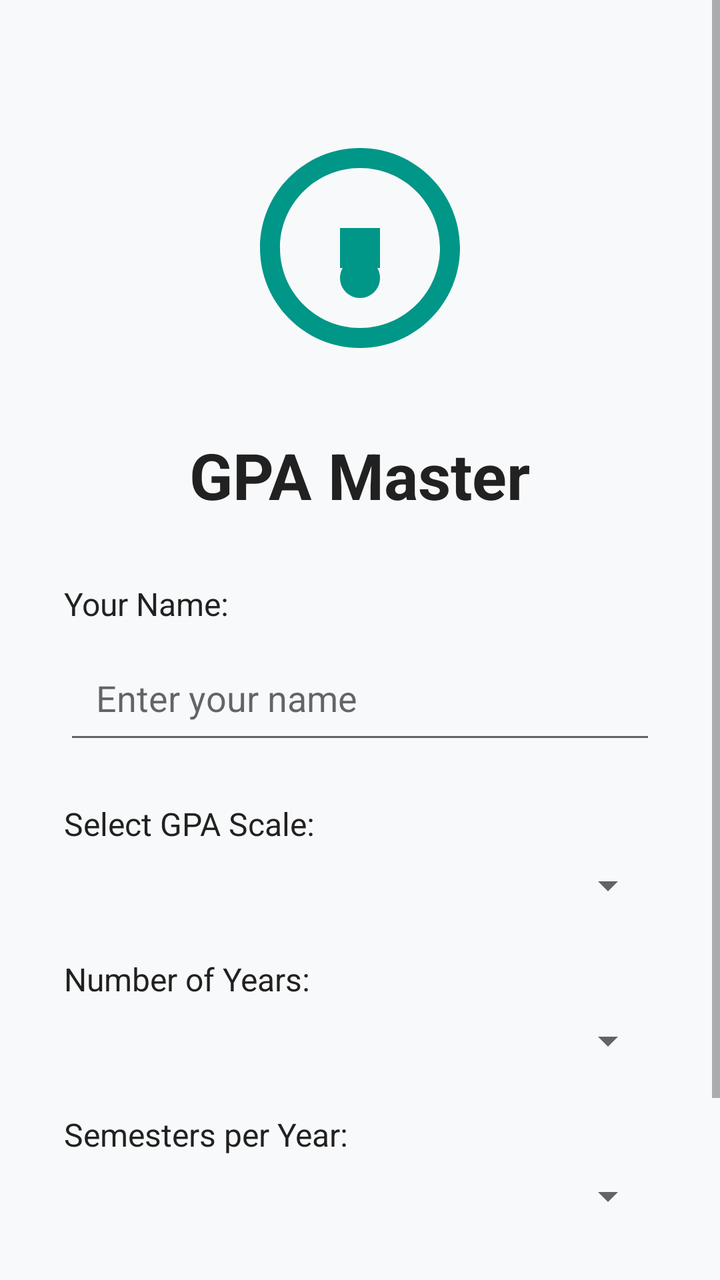
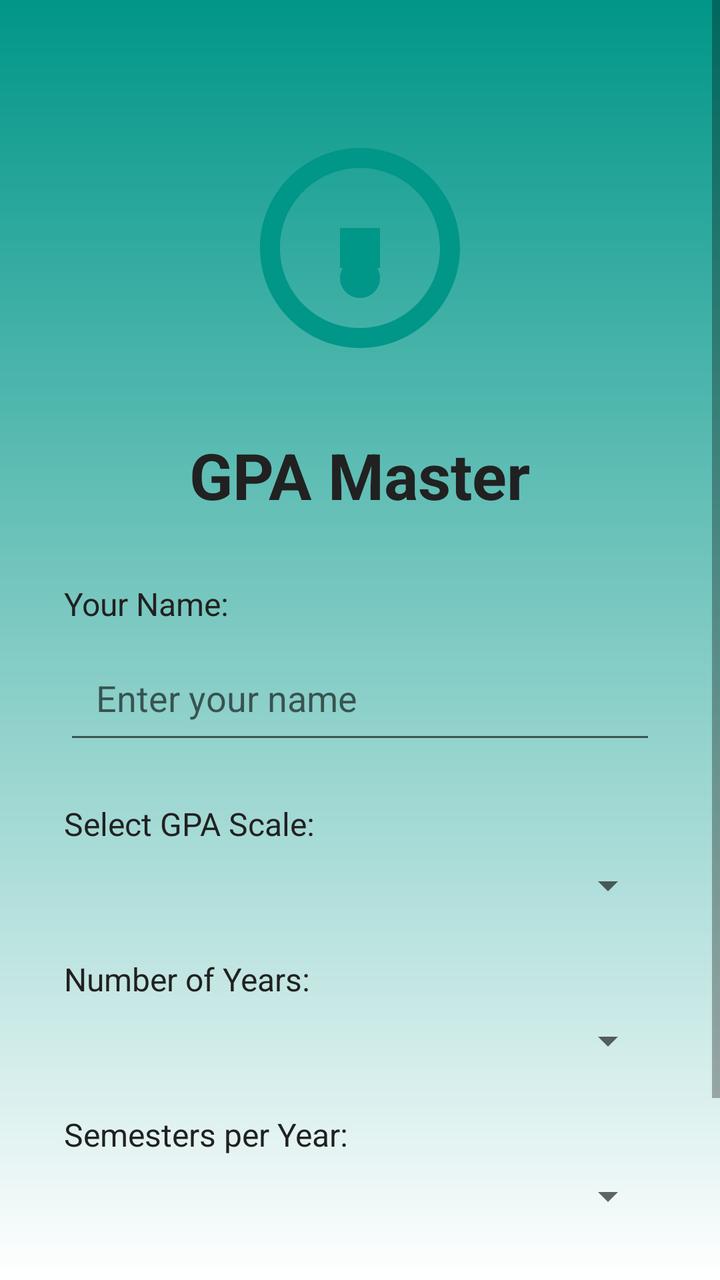

Screens rendered from an Android XML layout before and after an edit, with the pre-edit source and the edit as a unified diff.
<!-- AndroidManifest.xml: application theme Theme.AppCompat.Light.NoActionBar -->
<!-- res/layout/activity_login.xml -->
<?xml version="1.0" encoding="utf-8"?>
<ScrollView xmlns:android="http://schemas.android.com/apk/res/android"
    xmlns:app="http://schemas.android.com/apk/res-auto"
    android:layout_width="match_parent"
    android:layout_height="match_parent"
    android:background="@color/background">

    <LinearLayout
        android:layout_width="match_parent"
        android:layout_height="wrap_content"
        android:orientation="vertical"
        android:padding="32dp">

        <ImageView
            android:id="@+id/imageView"
            android:layout_width="120dp"
            android:layout_height="120dp"
            android:layout_gravity="center"
            android:layout_marginTop="32dp"
            android:layout_marginBottom="32dp"
            android:src="@drawable/ic_gpa"
            app:tint="@color/primary" />

        <TextView
            android:id="@+id/textView"
            android:layout_width="wrap_content"
            android:layout_height="wrap_content"
            android:layout_gravity="center"
            android:layout_marginBottom="32dp"
            android:text="GPA Master"
            android:textColor="@color/text_primary"
            android:textSize="32sp"
            android:textStyle="bold" />

        <TextView
            android:id="@+id/textView2"
            android:layout_width="wrap_content"
            android:layout_height="wrap_content"
            android:layout_marginBottom="8dp"
            android:text="Your Name:"
            android:textColor="@color/text_primary"
            android:textSize="16sp" />

        <EditText
            android:id="@+id/et_name"
            android:layout_width="match_parent"
            android:layout_height="wrap_content"
            android:layout_marginBottom="24dp"
            android:hint="Enter your name"
            android:inputType="textPersonName"
            android:maxLines="1"
            android:padding="16dp" />

        <TextView
            android:id="@+id/textView3"
            android:layout_width="wrap_content"
            android:layout_height="wrap_content"
            android:layout_marginBottom="8dp"
            android:text="Select GPA Scale:"
            android:textColor="@color/text_primary"
            android:textSize="16sp" />

        <Spinner
            android:id="@+id/spinner_scale"
            android:layout_width="match_parent"
            android:layout_height="wrap_content"
            android:layout_marginBottom="24dp" />

        <TextView
            android:id="@+id/textView4"
            android:layout_width="wrap_content"
            android:layout_height="wrap_content"
            android:layout_marginBottom="8dp"
            android:text="Number of Years:"
            android:textColor="@color/text_primary"
            android:textSize="16sp" />

        <Spinner
            android:id="@+id/spinner_years"
            android:layout_width="match_parent"
            android:layout_height="wrap_content"
            android:layout_marginBottom="24dp" />

        <TextView
            android:id="@+id/textView5"
            android:layout_width="wrap_content"
            android:layout_height="wrap_content"
            android:layout_marginBottom="8dp"
            android:text="Semesters per Year:"
            android:textColor="@color/text_primary"
            android:textSize="16sp" />

        <Spinner
            android:id="@+id/spinner_semesters"
            android:layout_width="match_parent"
            android:layout_height="wrap_content"
            android:layout_marginBottom="32dp" />

        <Button
            android:id="@+id/btn_start"
            android:layout_width="match_parent"
            android:layout_height="56dp"
            android:layout_marginTop="16dp"
            android:text="Get Started"
            android:textSize="18sp"
            android:textColor="@color/white"
            android:backgroundTint="@color/purple_500"
            app:backgroundTint="@color/purple_500"/>


    </LinearLayout>
</ScrollView>
<!-- resources referenced by this layout -->
<resources>
  <color name="background">#F8F9FA</color>
  <color name="primary">#009688</color>
  <color name="purple_500">#009688</color>
  <color name="text_primary">#212121</color>
  <color name="white">#FFFFFFFF</color>
  <!-- drawable ic_gpa (drawable) -->
  <vector xmlns:android="http://schemas.android.com/apk/res/android"
      android:width="120dp"
      android:height="120dp"
      android:viewportWidth="24"
      android:viewportHeight="24">
      <path
          android:fillColor="@color/primary"
          android:pathData="M12,2C6.48,2 2,6.48 2,12s4.48,10 10,10 10,-4.48 10,-10S17.52,2 12,2zM12,20c-4.41,0 -8,-3.59 -8,-8s3.59,-8 8,-8 8,3.59 8,8 -3.59,8 -8,8z"/>
      <path
          android:fillColor="@color/primary"
          android:pathData="M12,17c1.1,0 2,-0.9 2,-2s-0.9,-2 -2,-2 -2,0.9 -2,2 0.9,2 2,2z"/>
      <path
          android:fillColor="@color/primary"
          android:pathData="M10,10h4v4h-4z"/>
  </vector>
</resources>

<!-- the commit's change to res/layout/activity_login.xml (unified diff, before → after) -->
@@ -3,7 +3,7 @@
     xmlns:app="http://schemas.android.com/apk/res-auto"
     android:layout_width="match_parent"
     android:layout_height="match_parent"
-    android:background="@color/background">
+    android:background="@drawable/bg_gradient">
 
     <LinearLayout
         android:layout_width="match_parent"
<!-- resource entries referenced after the edit -->
@@ -1,10 +1,18 @@
 <!-- resources referenced by this layout -->
 <resources>
-  <color name="background">#F8F9FA</color>
   <color name="primary">#009688</color>
   <color name="purple_500">#009688</color>
   <color name="text_primary">#212121</color>
   <color name="white">#FFFFFFFF</color>
+  <!-- drawable bg_gradient (drawable) -->
+  <?xml version="1.0" encoding="utf-8"?>
+  <shape xmlns:android="http://schemas.android.com/apk/res/android">
+      <gradient
+          android:type="linear"
+          android:startColor="#FFFFFF"
+          android:endColor="#009688"
+          android:angle="90" />
+  </shape>
   <!-- drawable ic_gpa (drawable) -->
   <vector xmlns:android="http://schemas.android.com/apk/res/android"
       android:width="120dp"
